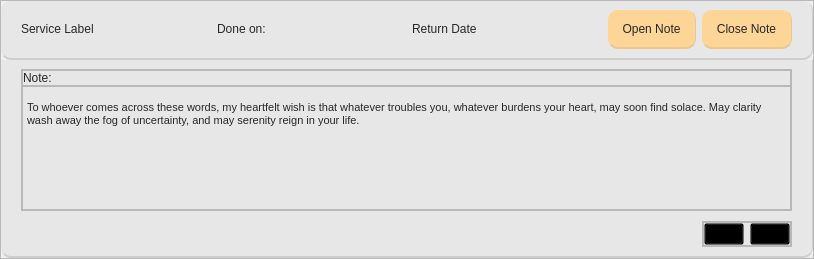
Above: Desktop_Application/Frontend/serviceCard.ui from DreddVDomasian/Petmate-Desktop-Application before the change. Below: the same form after it.
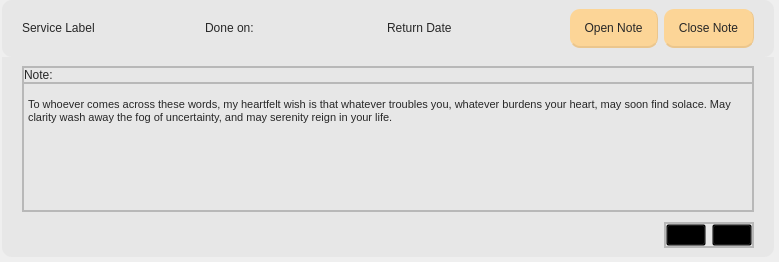
That is the form after the change. Icons and pictures are not drawn.

Patch:
```diff
--- a/Desktop_Application/Frontend/serviceCard.ui
+++ b/Desktop_Application/Frontend/serviceCard.ui
@@ -6,8 +6,8 @@
    <rect>
     <x>0</x>
     <y>0</y>
-    <width>814</width>
-    <height>259</height>
+    <width>779</width>
+    <height>262</height>
    </rect>
   </property>
   <property name="windowTitle">
@@ -18,19 +18,24 @@
     <number>0</number>
    </property>
    <property name="leftMargin">
-    <number>0</number>
+    <number>2</number>
    </property>
    <property name="topMargin">
     <number>0</number>
    </property>
    <property name="rightMargin">
-    <number>0</number>
+    <number>5</number>
    </property>
    <property name="bottomMargin">
-    <number>0</number>
+    <number>5</number>
    </property>
    <item>
-    <widget class="QFrame" name="frame">
+    <widget class="QFrame" name="wholeFrameCard">
+     <property name="styleSheet">
+      <string notr="true">#wholeFrameCard{
+	border-radius:10px;
+}</string>
+     </property>
      <property name="frameShape">
       <enum>QFrame::StyledPanel</enum>
      </property>
@@ -65,8 +70,6 @@
          <string notr="true">#upperFrame{
 	border-radius:10px;
 	background-color:rgb(231, 231, 231);
-	border-bottom:2px solid rgb(206, 206, 206);
-	border-right:1px solid rgb(206, 206, 206);
 }</string>
         </property>
         <property name="frameShape">
@@ -211,8 +214,6 @@
 	border-bottom-left-radius:10px;
 	border-bottom-right-radius:10px;
 	background-color:rgb(231, 231, 231);
-	border-bottom:2px solid rgb(206, 206, 206);
-	border-right:1px solid rgb(206, 206, 206);
 }</string>
         </property>
         <property name="frameShape">
```
